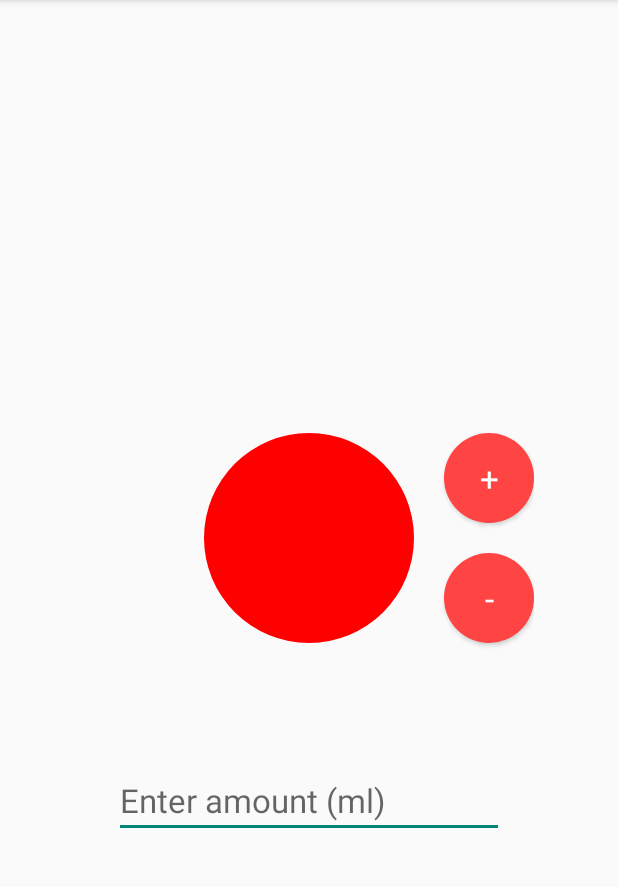
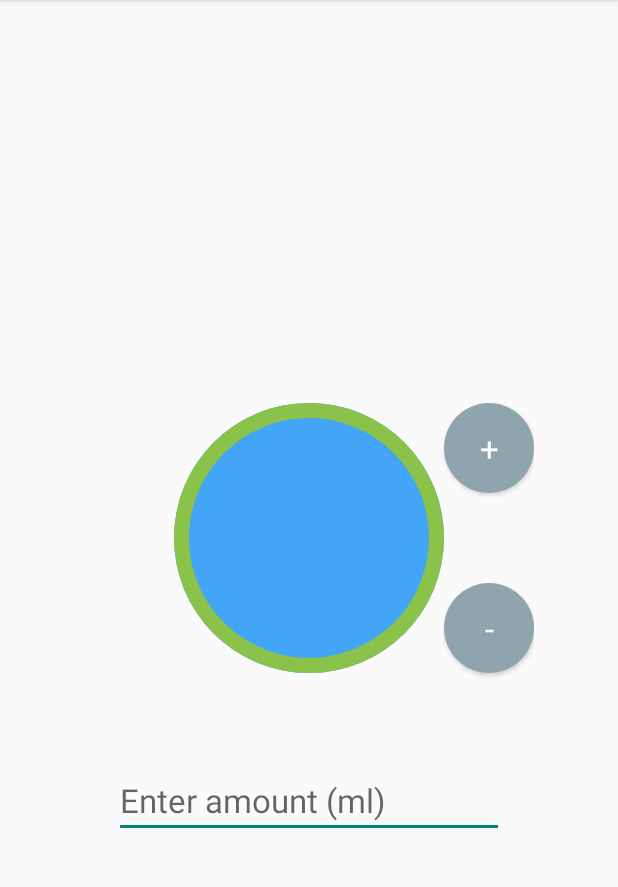
Before and after one commit to Roger00/babyTracker, an Android app: the layout activity_milk_picker.xml on its own in the app's theme, with its tools: preview values and no code run, on a phone screen of 412 x 824 dp, the part 84-971 px from its top. Run offline under Robolectric (Android 15) with nearby library versions, the phone set to English and light mode, and no system bars.

Commit message:
Adjust milk wave animation

```diff
--- a/BabyTracker/app/src/main/java/com/rnfstudio/babytracker/utility/MilkView.java
+++ b/BabyTracker/app/src/main/java/com/rnfstudio/babytracker/utility/MilkView.java
@@ -2,7 +2,6 @@ package com.rnfstudio.babytracker.utility;
 
 import android.animation.ValueAnimator;
 import android.content.Context;
-import android.graphics.Bitmap;
 import android.graphics.Canvas;
 import android.graphics.Color;
 import android.graphics.Paint;
@@ -19,9 +18,12 @@ import com.rnfstudio.babytracker.R;
 public class MilkView extends View {
     private final Paint mPaint;
     private final float rectSize;
+    private final float rectRadius;
     private final float amplitude;
     private final Path circlePath;
     private final ValueAnimator waveAnim;
+    private final int rimColor;
+    private final int waveColor;
 
     private float ampFactor;
     private float phase;
@@ -29,8 +31,6 @@ public class MilkView extends View {
     private float startVolume;
     private float endVolume;
     private Path wavePath;
-
-    private Bitmap bottleBitmap;
 
     public MilkView(Context context, AttributeSet attrs) {
         super(context, attrs);
@@ -42,6 +42,9 @@ public class MilkView extends View {
 
         rectSize = context.getResources().getDimension(R.dimen.milk_body_rect);
         amplitude = context.getResources().getDimension(R.dimen.milk_amplitude);
+
+        rimColor = context.getResources().getColor(R.color.rim);
+        waveColor = context.getResources().getColor(R.color.wave);
 
         // adapted from: https://gist.github.com/rogerpujol/99b3e8229b7a958d0930
         waveAnim = ValueAnimator.ofFloat(1.0f, 0.0f);
@@ -61,14 +64,11 @@ public class MilkView extends View {
             }
         });
 
-        float radius = rectSize / 2;
+        rectRadius = rectSize / 2;
         circlePath = new Path();
-        circlePath.addCircle(radius, radius, radius, Path.Direction.CW);
+        circlePath.addCircle(rectRadius, rectRadius, rectRadius, Path.Direction.CW);
 
         wavePath = new Path();
-
-//        bottleBitmap = BitmapFactory.decodeResource(
-//                context.getResources(), R.drawable.real_milk_bottle_cut_alpha);
     }
 
     private void updateOffsetY(float value) {
@@ -85,6 +85,14 @@ public class MilkView extends View {
 
         canvas.clipPath(circlePath, Region.Op.REPLACE);
         drawWave(canvas);
+        drawRim(canvas);
+    }
+
+    private void drawRim(Canvas canvas) {
+        mPaint.setColor(rimColor);
+        mPaint.setStyle(Paint.Style.STROKE);
+        mPaint.setStrokeWidth(30);
+        canvas.drawCircle(rectRadius, rectRadius, rectRadius, mPaint);
     }
 
     private void drawWave(Canvas canvas) {
@@ -111,6 +119,7 @@ public class MilkView extends View {
         wavePath.lineTo(rectSize, rectSize);
         wavePath.lineTo(0, rectSize);
 
+        mPaint.setColor(waveColor);
         mPaint.setStyle(Paint.Style.FILL);
         canvas.drawPath(wavePath, mPaint);
     }
--- a/BabyTracker/app/src/main/res/drawable/milk_picker_add_button_bg.xml
+++ b/BabyTracker/app/src/main/res/drawable/milk_picker_add_button_bg.xml
@@ -1,6 +1,6 @@
 <?xml version="1.0" encoding="utf-8"?>
 <ripple
-    android:color="@android:color/holo_red_dark"
+    android:color="#FF607D8B"
     xmlns:android="http://schemas.android.com/apk/res/android">
    <item android:drawable="@drawable/round_ripple_background" />
  </ripple>
--- a/BabyTracker/app/src/main/res/drawable/round_ripple_background.xml
+++ b/BabyTracker/app/src/main/res/drawable/round_ripple_background.xml
@@ -1,4 +1,4 @@
 <?xml version="1.0" encoding="utf-8"?>
 <shape xmlns:android="http://schemas.android.com/apk/res/android" android:shape="oval">
-<solid android:color="@android:color/holo_red_light"/>
+<solid android:color="#FF90A4AE"/>
 </shape>
--- a/BabyTracker/app/src/main/res/values/colors.xml
+++ b/BabyTracker/app/src/main/res/values/colors.xml
@@ -1,4 +1,6 @@
 <?xml version="1.0" encoding="utf-8"?>
 <resources>
     <color name="milk">#FFF0D762</color>
+    <color name="wave">#FF42A5F5</color>
+    <color name="rim">#FF8BC34A</color>
 </resources>
--- a/BabyTracker/app/src/main/res/values/dimens.xml
+++ b/BabyTracker/app/src/main/res/values/dimens.xml
@@ -22,7 +22,7 @@
     <dimen name="record_list_item_height">56dp</dimen>
 
     <dimen name="milk_widget_size">300dp</dimen>
-    <dimen name="milk_body_rect">140dp</dimen>
+    <dimen name="milk_body_rect">180dp</dimen>
     <dimen name="milk_body_height">93dp</dimen>
     <dimen name="milk_amplitude">10dp</dimen>
     <dimen name="milk_picker_button">60dp</dimen>
```
